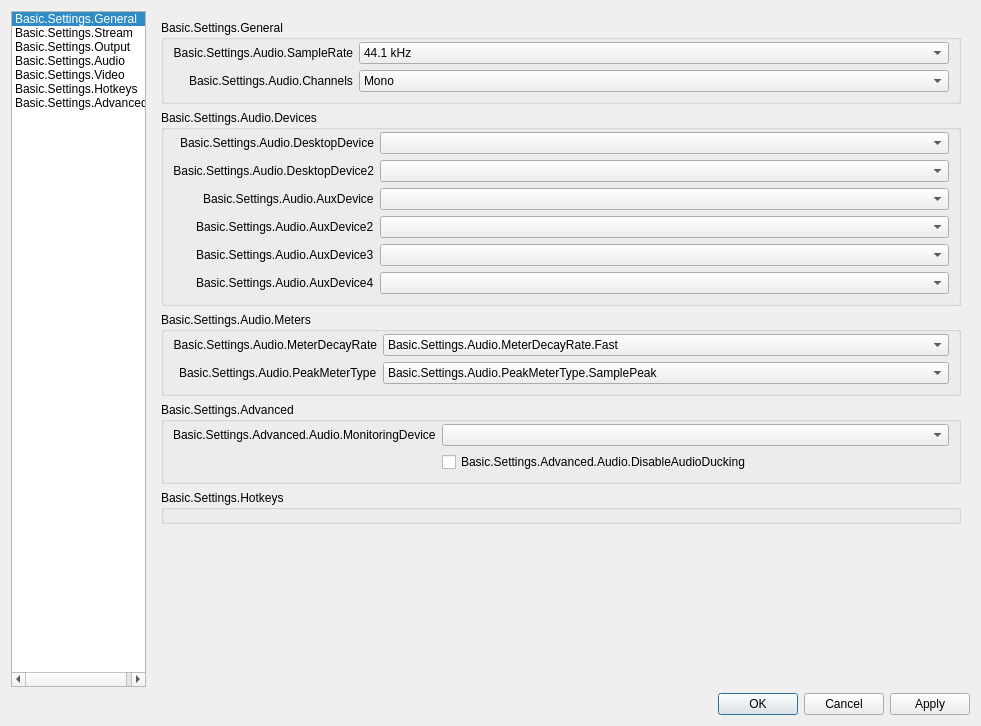
The window that UI/forms/OBSBasicSettings.ui (obsproject/obs-studio) describes before a commit, drawn with Qt 5.
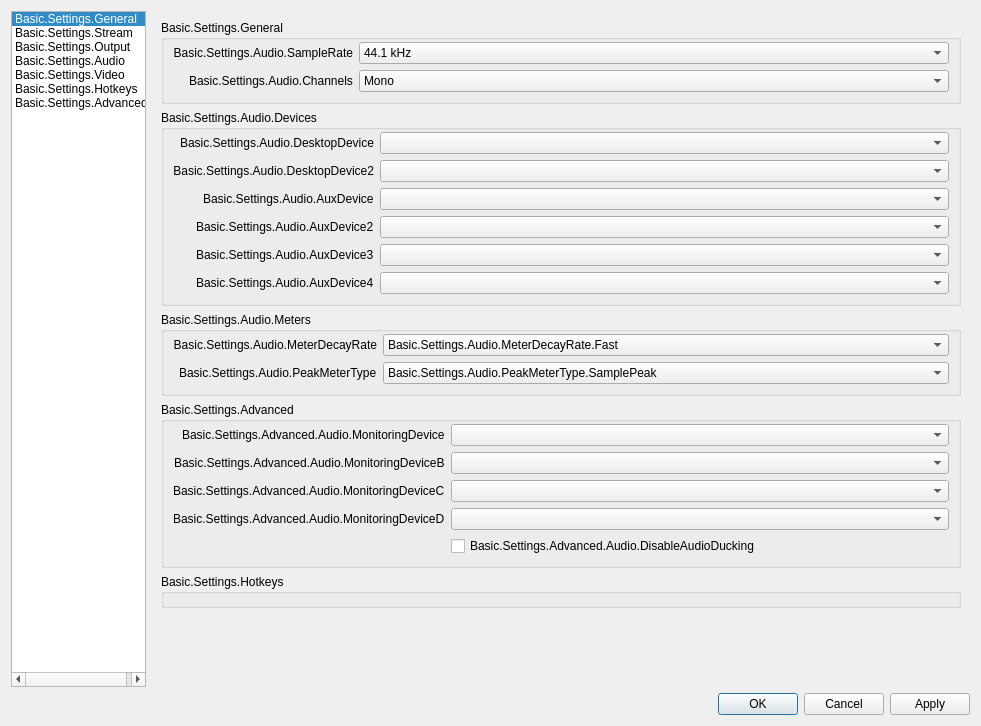
The same window after the commit. The open tabs and pages were chosen to show the change. Icons and pictures are not drawn. Custom widgets are drawn as their Qt base class.

Commit message: UI: Add audio monitoring busses

Patch:
```diff
--- a/UI/forms/OBSBasicSettings.ui
+++ b/UI/forms/OBSBasicSettings.ui
@@ -3758,8 +3758,8 @@
              <rect>
               <x>0</x>
               <y>0</y>
-              <width>555</width>
-              <height>469</height>
+              <width>805</width>
+              <height>771</height>
              </rect>
             </property>
             <layout class="QVBoxLayout" name="verticalLayout_50">
@@ -4139,7 +4139,7 @@
                    <item row="0" column="1">
                     <widget class="QComboBox" name="monitoringDevice"/>
                    </item>
-                   <item row="1" column="0">
+                   <item row="4" column="0">
                     <spacer name="horizontalSpacer_11">
                      <property name="orientation">
                       <enum>Qt::Horizontal</enum>
@@ -4152,13 +4152,43 @@
                      </property>
                     </spacer>
                    </item>
-                   <item row="1" column="1">
+                   <item row="4" column="1">
                     <widget class="QCheckBox" name="disableAudioDucking">
                      <property name="text">
                       <string>Basic.Settings.Advanced.Audio.DisableAudioDucking</string>
                      </property>
                     </widget>
                    </item>
+                   <item row="1" column="1">
+                    <widget class="QComboBox" name="monitoringDeviceB"/>
+                   </item>
+                   <item row="1" column="0">
+                    <widget class="QLabel" name="monitoringDevicLabelB">
+                     <property name="text">
+                      <string>Basic.Settings.Advanced.Audio.MonitoringDeviceB</string>
+                     </property>
+                    </widget>
+                   </item>
+                   <item row="2" column="1">
+                    <widget class="QComboBox" name="monitoringDeviceC"/>
+                   </item>
+                   <item row="3" column="1">
+                    <widget class="QComboBox" name="monitoringDeviceD"/>
+                   </item>
+                   <item row="2" column="0">
+                    <widget class="QLabel" name="label_45">
+                     <property name="text">
+                      <string>Basic.Settings.Advanced.Audio.MonitoringDeviceC</string>
+                     </property>
+                    </widget>
+                   </item>
+                   <item row="3" column="0">
+                    <widget class="QLabel" name="label_68">
+                     <property name="text">
+                      <string>Basic.Settings.Advanced.Audio.MonitoringDeviceD</string>
+                     </property>
+                    </widget>
+                   </item>
                   </layout>
                  </widget>
                 </item>
```
Left out of the diff: 18 changed lines with no effect on the pictures. The commit also changes 13 other files.
